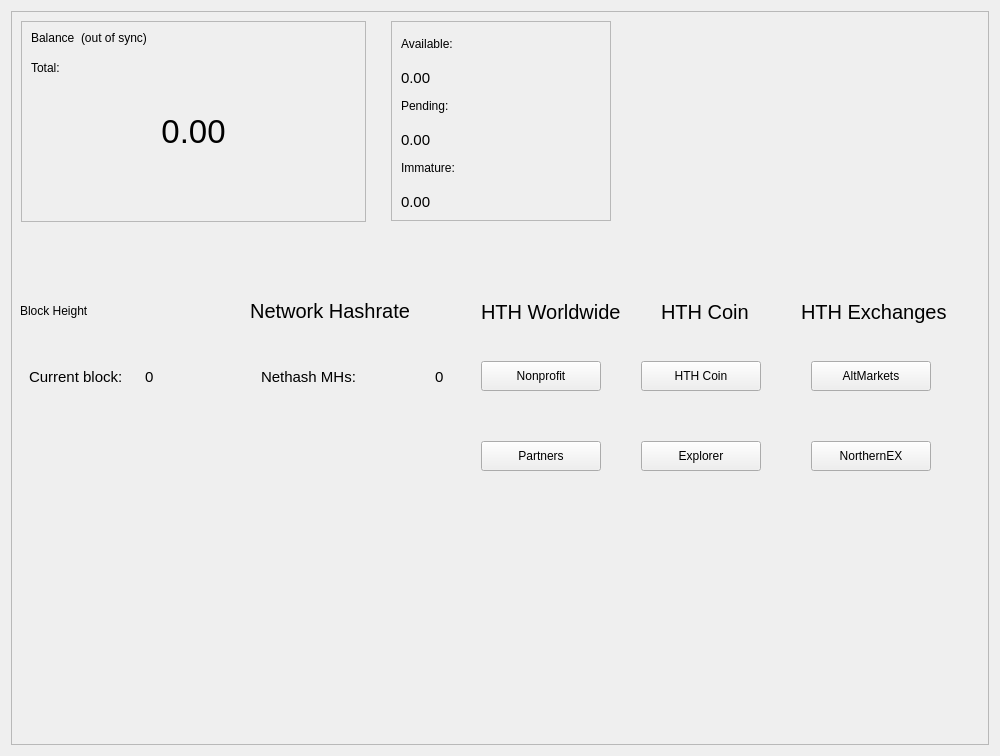
Old version of the form src/qt/forms/overviewpage.ui in the repository barrystyle/hth.
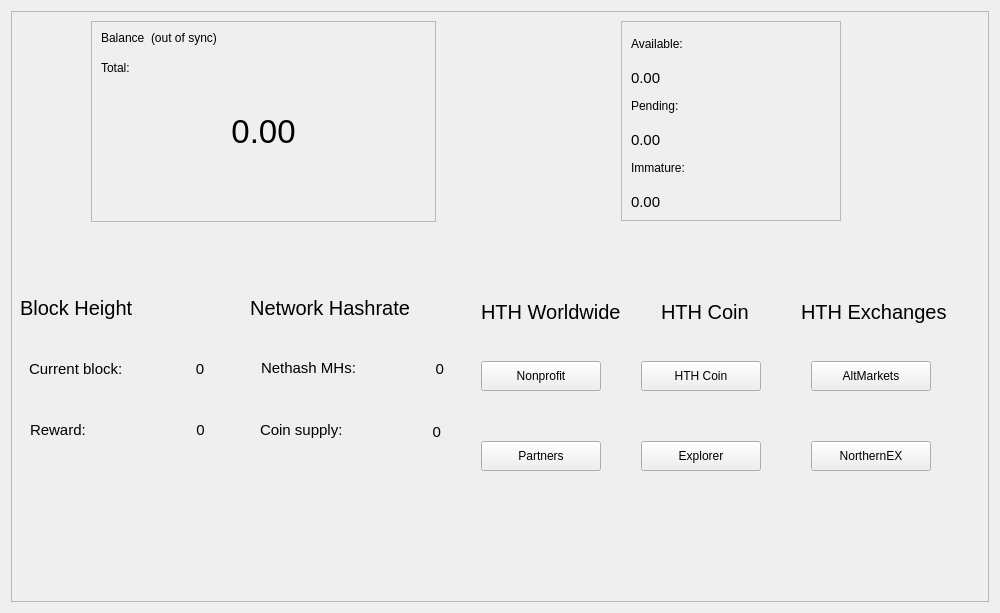
New version of the form.

Diff of the .ui file:
```diff
--- a/src/qt/forms/overviewpage.ui
+++ b/src/qt/forms/overviewpage.ui
@@ -7,7 +7,7 @@
     <x>0</x>
     <y>0</y>
     <width>1000</width>
-    <height>756</height>
+    <height>613</height>
    </rect>
   </property>
   <property name="sizePolicy">
@@ -82,6 +82,10 @@
         <layout class="QHBoxLayout" name="horizontalLayout_14">
          <item alignment="Qt::AlignLeft|Qt::AlignVCenter">
           <widget class="QLabel" name="label">
+           <property name="styleSheet">
+            <string notr="true">border: transparent;
+font-size: 20px;</string>
+           </property>
            <property name="text">
             <string>Block Height</string>
            </property>
@@ -170,16 +174,6 @@
             </property>
            </widget>
           </item>
-          <item row="3" column="3" alignment="Qt::AlignRight">
-           <widget class="QLabel" name="label_Nethash_value_3">
-            <property name="text">
-             <string>0</string>
-            </property>
-            <property name="alignment">
-             <set>Qt::AlignVCenter</set>
-            </property>
-           </widget>
-          </item>
           <item row="3" column="1">
            <widget class="QLabel" name="label_CurrentBlock_value_3">
             <property name="minimumSize">
@@ -201,13 +195,112 @@
              <string>0</string>
             </property>
             <property name="alignment">
-             <set>Qt::AlignVCenter</set>
+             <set>Qt::AlignCenter</set>
+            </property>
+           </widget>
+          </item>
+          <item row="3" column="3">
+           <widget class="QLabel" name="label_Nethash_value_3">
+            <property name="text">
+             <string>0</string>
+            </property>
+            <property name="alignment">
+             <set>Qt::AlignRight|Qt::AlignTrailing|Qt::AlignVCenter</set>
             </property>
            </widget>
           </item>
          </layout>
         </widget>
        </item>
+       <item>
+        <widget class="QFrame" name="frame_2">
+         <property name="frameShape">
+          <enum>QFrame::StyledPanel</enum>
+         </property>
+         <property name="frameShadow">
+          <enum>QFrame::Raised</enum>
+         </property>
+         <widget class="QLabel" name="label_CurrentBlockReward">
+          <property name="geometry">
+           <rect>
+            <x>10</x>
+            <y>20</y>
+            <width>71</width>
+            <height>16</height>
+           </rect>
+          </property>
+          <property name="styleSheet">
+           <string notr="true">font-size: 15px;</string>
+          </property>
+          <property name="text">
+           <string>Reward:</string>
+          </property>
+          <property name="alignment">
+           <set>Qt::AlignVCenter</set>
+          </property>
+         </widget>
+         <widget class="QLabel" name="label_CurrentBlockReward_value">
+          <property name="geometry">
+           <rect>
+            <x>140</x>
+            <y>20</y>
+            <width>81</width>
+            <height>16</height>
+           </rect>
+          </property>
+          <property name="styleSheet">
+           <string notr="true">font-size: 15px;</string>
+          </property>
+          <property name="lineWidth">
+           <number>0</number>
+          </property>
+          <property name="text">
+           <string>0</string>
+          </property>
+          <property name="alignment">
+           <set>Qt::AlignCenter</set>
+          </property>
+         </widget>
+         <widget class="QLabel" name="label_Supply">
+          <property name="geometry">
+           <rect>
+            <x>240</x>
+            <y>20</y>
+            <width>91</width>
+            <height>16</height>
+           </rect>
+          </property>
+          <property name="styleSheet">
+           <string notr="true">font-size: 15px;</string>
+          </property>
+          <property name="text">
+           <string>Coin supply:</string>
+          </property>
+          <property name="alignment">
+           <set>Qt::AlignVCenter</set>
+          </property>
+         </widget>
+         <widget class="QLabel" name="label_Supply_value">
+          <property name="geometry">
+           <rect>
+            <x>340</x>
+            <y>20</y>
+            <width>81</width>
+            <height>20</height>
+           </rect>
+          </property>
+          <property name="styleSheet">
+           <string notr="true">font-size: 15px;</string>
+          </property>
+          <property name="text">
+           <string>0</string>
+          </property>
+          <property name="alignment">
+           <set>Qt::AlignRight|Qt::AlignTrailing|Qt::AlignVCenter</set>
+          </property>
+         </widget>
+        </widget>
+       </item>
        <item>
         <spacer name="verticalSpacer">
          <property name="orientation">
@@ -219,7 +312,7 @@
          <property name="sizeHint" stdset="0">
           <size>
            <width>20</width>
-           <height>135</height>
+           <height>86</height>
           </size>
          </property>
         </spacer>
@@ -469,7 +562,7 @@
      <widget class="QFrame" name="frame_blue_4">
       <property name="geometry">
        <rect>
-        <x>10</x>
+        <x>80</x>
         <y>10</y>
         <width>345</width>
         <height>201</height>
@@ -661,7 +754,7 @@
      <widget class="QFrame" name="frame_blue_2">
       <property name="geometry">
        <rect>
-        <x>380</x>
+        <x>610</x>
         <y>10</y>
         <width>220</width>
         <height>200</height>
@@ -809,22 +902,6 @@
        </item>
       </layout>
      </widget>
-     <widget class="QWidget" name="frame_logo" native="true">
-      <property name="geometry">
-       <rect>
-        <x>650</x>
-        <y>80</y>
-        <width>281</width>
-        <height>91</height>
-       </rect>
-      </property>
-      <property name="minimumSize">
-       <size>
-        <width>0</width>
-        <height>0</height>
-       </size>
-      </property>
-     </widget>
     </widget>
    </item>
   </layout>
```
